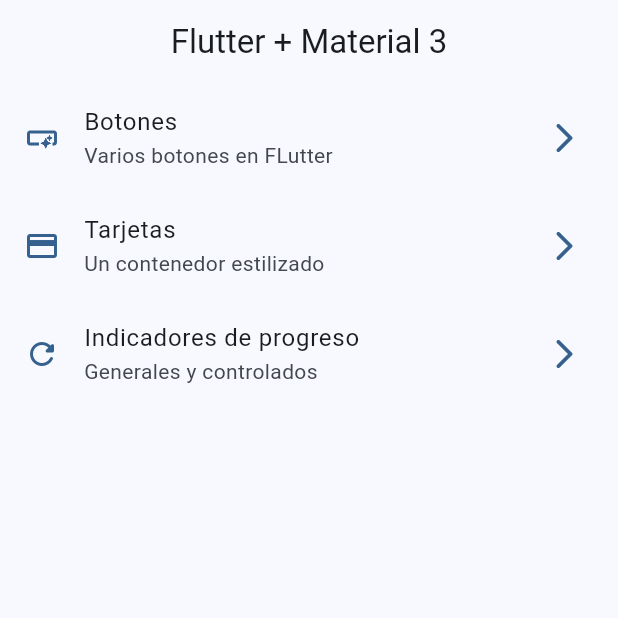
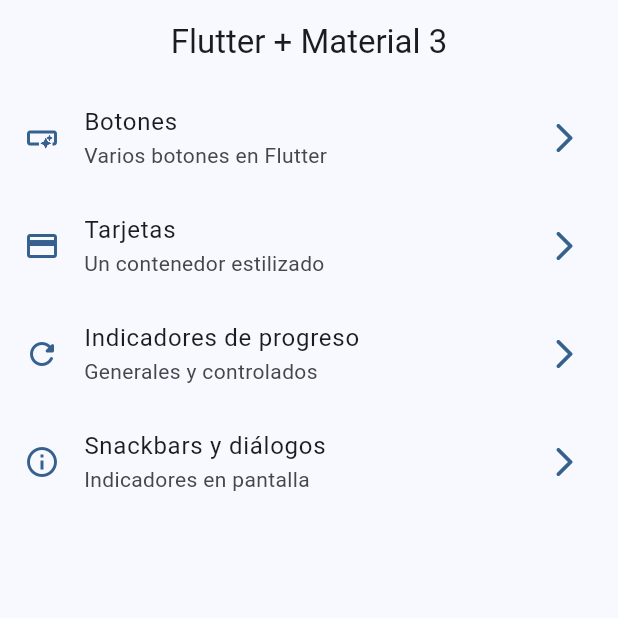
Before and after one commit to eme-hache/widgets_app, a Flutter app: the screen it shows after launch, on a phone screen of 412 x 824 dp, the top half of it. Run offline on Flutter 3.47's test engine with Material 2 defaults, Android fonts, the phone set to English and light mode, and no system bars; our stand-ins replace go_router.

Commit message:
feat: add snackbars and dialogs screen

```diff
--- a/lib/config/menu/menu_item.dart
+++ b/lib/config/menu/menu_item.dart
@@ -16,7 +16,7 @@ class MenuItem {
 const appMenuItems = <MenuItem>[
   MenuItem(
       title: 'Botones',
-      subtitle: 'Varios botones en FLutter',
+      subtitle: 'Varios botones en Flutter',
       link: '/buttons',
       icon: Icons.smart_button_outlined),
   MenuItem(
@@ -29,4 +29,9 @@ const appMenuItems = <MenuItem>[
       subtitle: 'Generales y controlados',
       link: '/progress',
       icon: Icons.refresh_rounded),
+  MenuItem(
+      title: 'Snackbars y diálogos',
+      subtitle: 'Indicadores en pantalla',
+      link: '/snackbars',
+      icon: Icons.info_outline),
 ];
--- a/lib/config/router/app_router.dart
+++ b/lib/config/router/app_router.dart
@@ -23,4 +23,9 @@ final appRouter = GoRouter(initialLocation: '/', routes: [
     name: ProgressScreen.name,
     builder: (context, state) => const ProgressScreen()
   ),
+  GoRoute(
+    path: '/snackbars',
+    name: SnackbarScreen.name,
+    builder: (context, state) => const SnackbarScreen()
+  ),
 ]);
--- a/lib/main.dart
+++ b/lib/main.dart
@@ -12,6 +12,7 @@ class MainApp extends StatelessWidget {
   @override
   Widget build(BuildContext context) {
     return MaterialApp.router(
+      title: 'Flutter Widgets',
       routerConfig: appRouter,
       debugShowCheckedModeBanner: false,
       theme: AppTheme(selectedColor: 0).getTheme()
```
Also changed, not shown: lib/presentation/screens/snackbar/snackbar_screen.dart (+57 -1 lines).
